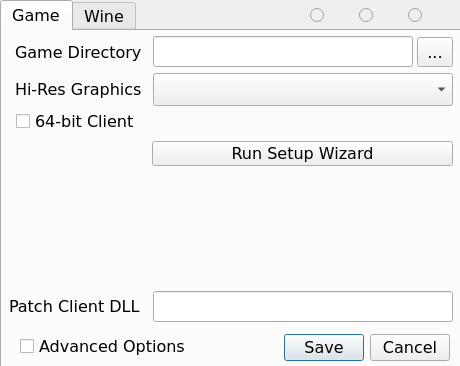
JuneStepp/OneLauncher, file OneLauncher/ui/winSettings.ui: the form before one commit.
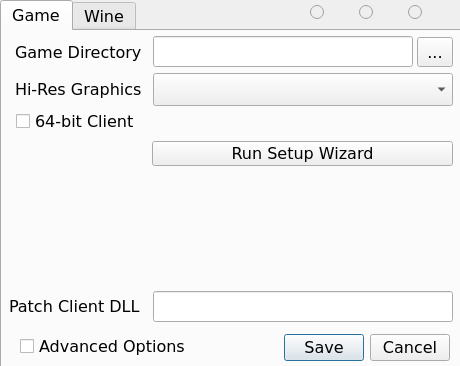
The form after the commit.

Commit message: Adjusted language switching buttons, so they don't clip on Windows

Diff of the .ui file:
```diff
--- a/OneLauncher/ui/winSettings.ui
+++ b/OneLauncher/ui/winSettings.ui
@@ -288,10 +288,13 @@
                     <x>310</x>
                     <y>5</y>
                     <width>141</width>
-                    <height>21</height>
+     <height>23</height>
                 </rect>
             </property>
             <layout class="QHBoxLayout" name="horizontalLayout">
+    <property name="bottomMargin">
+     <number>8</number>
+    </property>
                 <item>
                     <widget class="QRadioButton" name="btnEN">
                         <property name="enabled">
```
Lines whose indentation alone changed are shown as unchanged.
